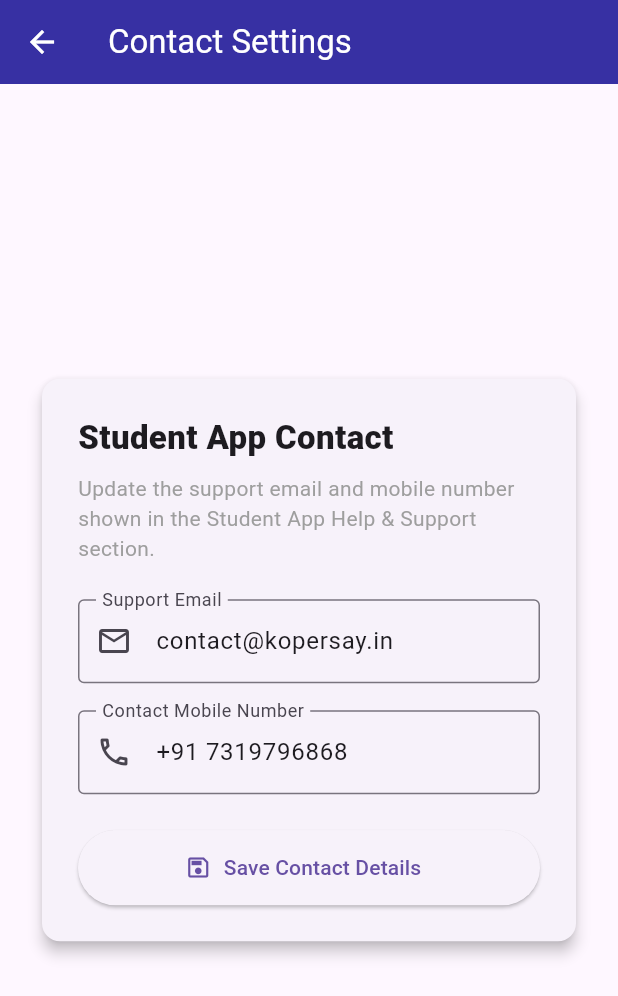
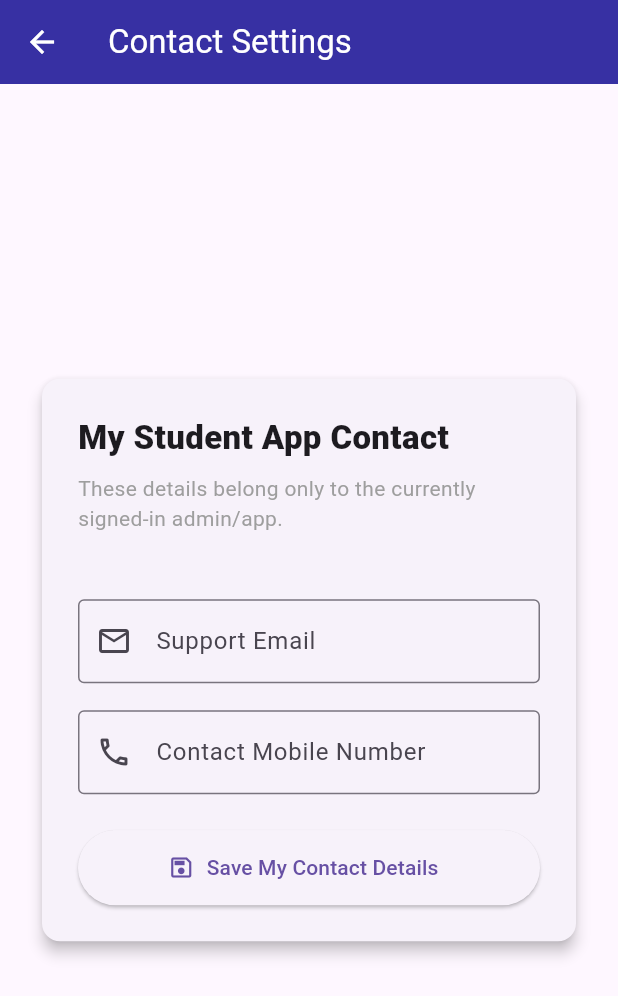
Before and after one commit to thegkexpert662-afk/arank-india-admin, a Flutter app: the ContactSettingsScreen screen opened directly, on a phone screen of 412 x 824 dp. Shown: the top 996 px of the screen. Run offline on Flutter 3.47's test engine with Material 3 defaults, Android fonts, the phone set to English and light mode, and no system bars; our stand-ins replace cloud_firestore, file_picker, firebase_auth, firebase_core; missing offline and left inert: spreadsheet_decoder; accounts and stored records are empty; network calls fail.

Commit message:
Scope contact settings to signed-in admin

```diff
--- a/lib/screens/dashboard/contact_settings_screen.dart
+++ b/lib/screens/dashboard/contact_settings_screen.dart
@@ -1,4 +1,5 @@
 import 'package:cloud_firestore/cloud_firestore.dart';
+import 'package:firebase_auth/firebase_auth.dart';
 import 'package:flutter/material.dart';
 
 class ContactSettingsScreen extends StatefulWidget {
@@ -15,7 +16,11 @@ class _ContactSettingsScreenState extends State<ContactSettingsScreen> {
   bool _loading = true;
   bool _saving = false;
 
-  final _doc = FirebaseFirestore.instance.collection('app_settings').doc('contact');
+  DocumentReference<Map<String, dynamic>>? get _doc {
+    final uid = FirebaseAuth.instance.currentUser?.uid;
+    if (uid == null || uid.isEmpty) return null;
+    return FirebaseFirestore.instance.collection('admin_contacts').doc(uid);
+  }
 
   @override
   void initState() {
@@ -25,7 +30,9 @@ class _ContactSettingsScreenState extends State<ContactSettingsScreen> {
 
   Future<void> _load() async {
     try {
-      final snapshot = await _doc.get();
+      final doc = _doc;
+      if (doc == null) throw StateError('Admin session not found');
+      final snapshot = await doc.get();
       final data = snapshot.data() ?? {};
       _emailController.text = (data['email'] ?? 'contact@kopersay.in').toString();
       _mobileController.text = (data['mobile'] ?? '+91 7319796868').toString();
@@ -36,16 +43,25 @@ class _ContactSettingsScreenState extends State<ContactSettingsScreen> {
 
   Future<void> _save() async {
     if (!_formKey.currentState!.validate()) return;
+    final doc = _doc;
+    if (doc == null) {
+      ScaffoldMessenger.of(context).showSnackBar(
+        const SnackBar(content: Text('Admin session expired. Please login again.')),
+      );
+      return;
+    }
+
     setState(() => _saving = true);
     try {
-      await _doc.set({
+      await doc.set({
+        'adminId': FirebaseAuth.instance.currentUser!.uid,
         'email': _emailController.text.trim(),
         'mobile': _mobileController.text.trim(),
         'updatedAt': FieldValue.serverTimestamp(),
       }, SetOptions(merge: true));
       if (!mounted) return;
       ScaffoldMessenger.of(context).showSnackBar(
-        const SnackBar(content: Text('Contact details updated successfully')),
+        const SnackBar(content: Text('Your app contact details updated successfully')),
       );
     } catch (e) {
       if (!mounted) return;
@@ -66,6 +82,7 @@ class _ContactSettingsScreenState extends State<ContactSettingsScreen> {
 
   @override
   Widget build(BuildContext context) {
+    final adminId = FirebaseAuth.instance.currentUser?.uid ?? '';
     return Scaffold(
       appBar: AppBar(
         title: const Text('Contact Settings'),
@@ -89,14 +106,20 @@ class _ContactSettingsScreenState extends State<ContactSettingsScreen> {
                           crossAxisAlignment: CrossAxisAlignment.start,
                           children: [
                             const Text(
-                              'Student App Contact',
+                              'My Student App Contact',
                               style: TextStyle(fontSize: 22, fontWeight: FontWeight.w800),
                             ),
                             const SizedBox(height: 8),
                             const Text(
-                              'Update the support email and mobile number shown in the Student App Help & Support section.',
+                              'These details belong only to the currently signed-in admin/app.',
                               style: TextStyle(color: Colors.grey),
                             ),
+                            const SizedBox(height: 20),
+                            if (adminId.isNotEmpty)
+                              SelectableText(
+                                'Admin App ID: $adminId',
+                                style: const TextStyle(fontSize: 12, color: Colors.grey),
+                              ),
                             const SizedBox(height: 24),
                             TextFormField(
                               controller: _emailController,
@@ -135,7 +158,7 @@ class _ContactSettingsScreenState extends State<ContactSettingsScreen> {
                                 icon: _saving
                                     ? const SizedBox(width: 18, height: 18, child: CircularProgressIndicator(strokeWidth: 2))
                                     : const Icon(Icons.save_outlined),
-                                label: Text(_saving ? 'Saving...' : 'Save Contact Details'),
+                                label: Text(_saving ? 'Saving...' : 'Save My Contact Details'),
                               ),
                             ),
                           ],
```
